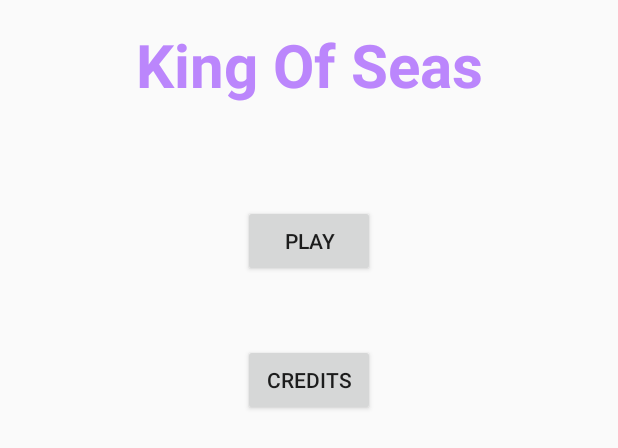
After one commit to jibjoub/KingOfSeas, an Android app: the layout fragment_welcome.xml on its own in the app's theme, with its tools: preview values and no code run, on a phone screen of 412 x 824 dp. The commit adds this screen. Shown: the top 448 px of the screen. Run offline under Robolectric (Android 15) with nearby library versions, the phone set to English and light mode, and no system bars.

Commit message:
First 2 fragments with the navigation working

```diff
--- a/app/build.gradle
+++ b/app/build.gradle
@@ -32,11 +32,15 @@ android {
 }
 
 dependencies {
+    def nav_version ="2.5.2"
 
+    implementation("androidx.navigation:navigation-fragment-ktx:$nav_version")
+    implementation("androidx.navigation:navigation-ui-ktx:$nav_version")
     implementation 'androidx.core:core-ktx:1.7.0'
     implementation 'androidx.appcompat:appcompat:1.4.1'
     implementation 'com.google.android.material:material:1.4.0'
     implementation 'androidx.constraintlayout:constraintlayout:2.0.4'
+    implementation 'androidx.legacy:legacy-support-v4:1.0.0'
     testImplementation 'junit:junit:4.+'
     androidTestImplementation 'androidx.test.ext:junit:1.1.3'
     androidTestImplementation 'androidx.test.espresso:espresso-core:3.4.0'
--- a/app/src/main/AndroidManifest.xml
+++ b/app/src/main/AndroidManifest.xml
@@ -8,9 +8,10 @@
         android:label="@string/app_name"
         android:roundIcon="@mipmap/ic_launcher_round"
         android:supportsRtl="true"
-        android:theme="@style/Theme.MyApplication">
+        android:theme="@style/Theme.AppCompat.Light.NoActionBar">
         <activity
             android:name=".MainActivity"
+            android:screenOrientation="landscape"
             android:exported="true">
             <intent-filter>
                 <action android:name="android.intent.action.MAIN" />
--- /dev/null
+++ b/app/src/main/res/layout/fragment_welcome.xml
@@ -0,0 +1,40 @@
+<?xml version="1.0" encoding="utf-8"?>
+<androidx.constraintlayout.widget.ConstraintLayout xmlns:android="http://schemas.android.com/apk/res/android"
+    xmlns:app="http://schemas.android.com/apk/res-auto"
+    xmlns:tools="http://schemas.android.com/tools"
+    android:layout_width="match_parent"
+    android:layout_height="match_parent"
+    tools:context=".Views.WelcomeFragment">
+
+    <!-- TODO: Update blank fragment layout -->
+    <TextView
+        android:id="@+id/textView"
+        style="@style/Theme.MyApplication.GameTitle"
+        android:layout_width="wrap_content"
+        android:layout_height="wrap_content"
+        android:text="@string/title_of_game"
+        app:layout_constraintEnd_toEndOf="parent"
+        app:layout_constraintStart_toStartOf="parent"
+        app:layout_constraintTop_toTopOf="parent" />
+
+    <Button
+        android:id="@+id/bt_play"
+        android:layout_width="wrap_content"
+        android:layout_height="wrap_content"
+        android:text="@string/play"
+        app:layout_constraintEnd_toEndOf="parent"
+        app:layout_constraintStart_toStartOf="parent"
+        app:layout_constraintTop_toBottomOf="@+id/textView"
+        android:layout_marginTop="30pt"/>
+
+    <Button
+        android:id="@+id/bt_credit"
+        android:layout_width="wrap_content"
+        android:layout_height="wrap_content"
+        android:text="@string/credits"
+        app:layout_constraintEnd_toEndOf="parent"
+        app:layout_constraintStart_toStartOf="parent"
+        app:layout_constraintTop_toBottomOf="@+id/bt_play"
+        android:layout_marginTop="20pt"/>
+
+</androidx.constraintlayout.widget.ConstraintLayout>
--- a/app/src/main/res/values/strings.xml
+++ b/app/src/main/res/values/strings.xml
@@ -1,3 +1,8 @@
 <resources>
-    <string name="app_name">My Application</string>
+    <string name="app_name">King Of Seas</string>
+    <!-- TODO: Remove or change this placeholder text -->
+    <string name="title_of_game">King Of Seas</string>
+    <string name="play">Play</string>
+    <string name="credits">Credits</string>
+    <!-- TODO: Remove or change this placeholder text -->
 </resources>
--- a/app/src/main/res/values/themes.xml
+++ b/app/src/main/res/values/themes.xml
@@ -11,6 +11,12 @@
         <item name="colorOnSecondary">@color/black</item>
         <!-- Status bar color. -->
         <item name="android:statusBarColor" tools:targetApi="l">?attr/colorPrimaryVariant</item>
-        <!-- Customize your theme here. -->
+
+    </style>
+    <style name="Theme.MyApplication.GameTitle">
+        <item name="android:textColor">@color/purple_200</item>
+        <item name="android:textSize">40sp</item>
+        <item name="android:textStyle">bold</item>
+        <item name="android:layout_margin">16sp</item>
     </style>
 </resources>
```
Also changed, not shown: app/src/main/java/com/example/kingofseas/Views/CreditFragment.kt (added, +40 -0 lines), app/src/main/java/com/example/kingofseas/Views/WelcomeFragment.kt (added, +41 -0 lines), app/src/main/res/layout/activity_main.xml (+9 -10 lines), app/src/main/res/layout/fragment_credit.xml (added, +18 -0 lines), app/src/main/res/navigation/nav_graph.xml (added, +22 -0 lines).
